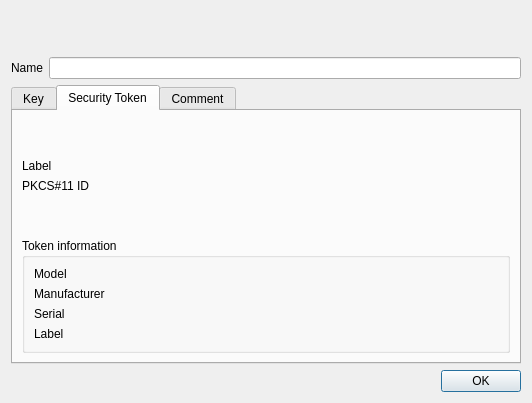
Above: ui/KeyDetail.ui from chris2511/xca before the change. Below: the same form after it.
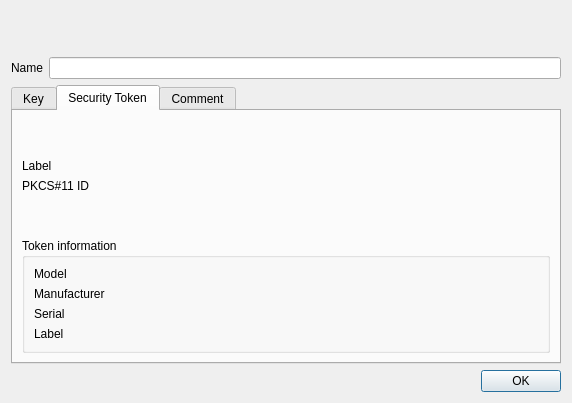
That is the form after the change. Custom widgets are drawn as their Qt base class.

```diff
--- a/ui/KeyDetail.ui
+++ b/ui/KeyDetail.ui
@@ -6,7 +6,7 @@
    <rect>
     <x>0</x>
     <y>0</y>
-    <width>532</width>
+    <width>572</width>
     <height>403</height>
    </rect>
   </property>
```
